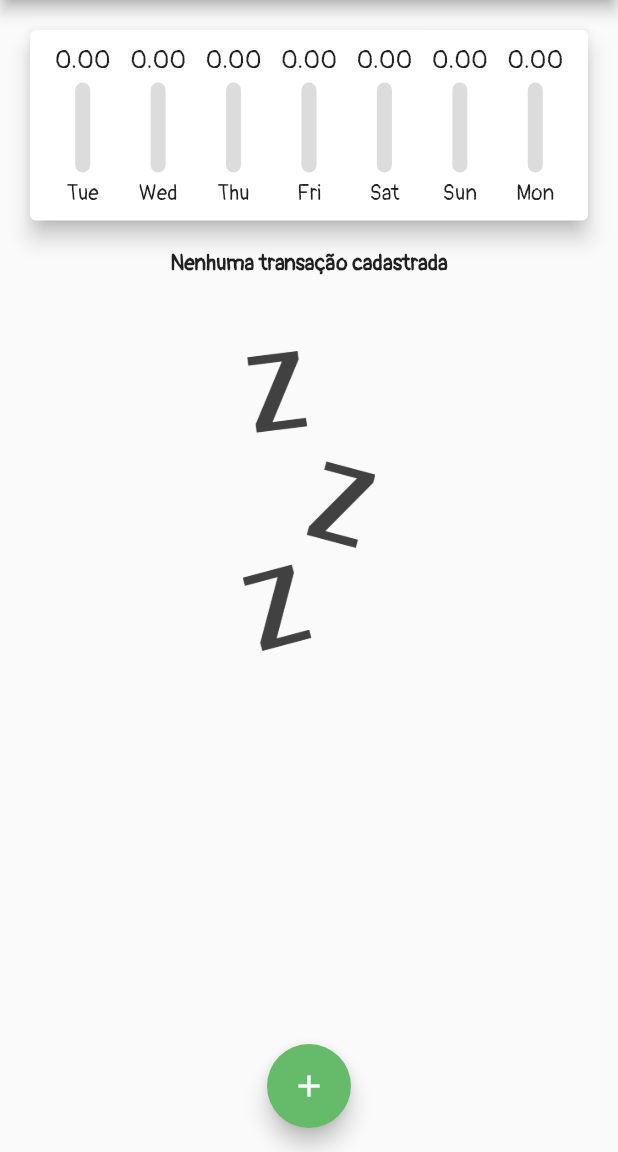
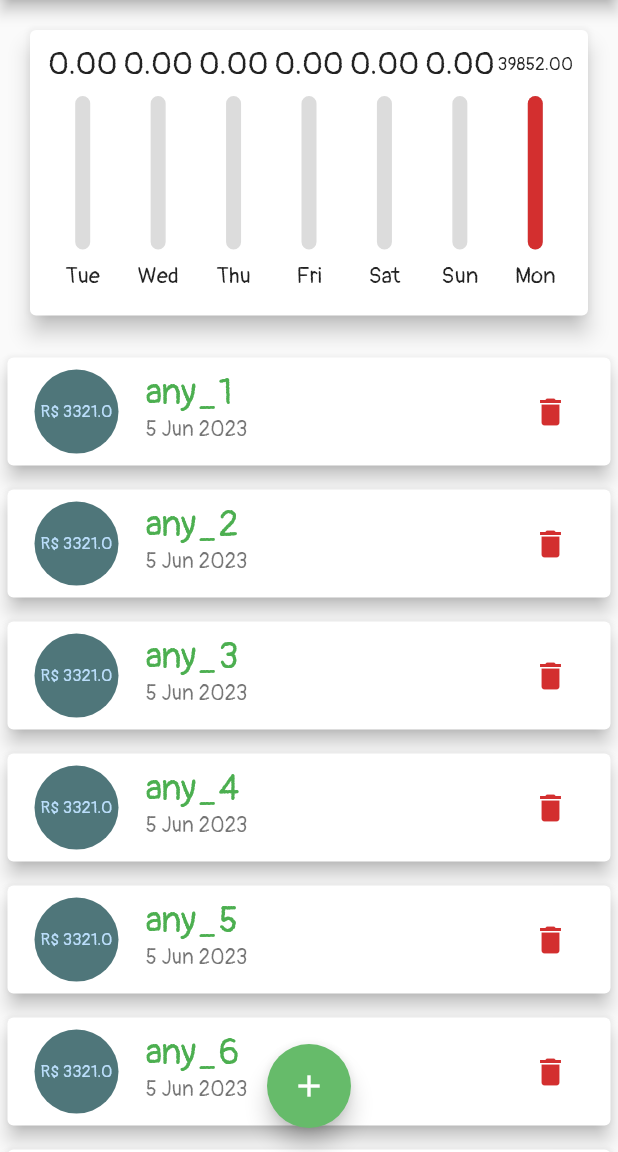
Before and after one commit to AdrianoSantana/flutter-expenses, a Flutter app: the screen it shows after launch, on a phone screen of 412 x 824 dp, the part 84-1236 px from its top. Run offline on Flutter 3.47's test engine with Material 2 defaults, Android fonts, the phone set to English and light mode, and no system bars.

```diff
--- a/lib/components/chart_bar.dart
+++ b/lib/components/chart_bar.dart
@@ -14,19 +14,28 @@ class ChartBar extends StatelessWidget {
 
   @override
   Widget build(BuildContext context) {
+    return LayoutBuilder(builder: (
+      BuildContext context,
+      BoxConstraints constraints,
+    ) {
       return Column(
         children: [
           SizedBox(
-          height: 20,
+            height: constraints.maxHeight * 0.15,
             child: FittedBox(
-            child: Text(value.toStringAsFixed(2)),
+              child: Text(
+                value.toStringAsFixed(2),
+                style: TextStyle(
+                  fontSize: MediaQuery.of(context).textScaleFactor * 20,
                 ),
               ),
-        const SizedBox(
-          height: 5,
+            ),
           ),
           SizedBox(
-          height: 60,
+            height: constraints.maxHeight * 0.05,
+          ),
+          SizedBox(
+            height: constraints.maxHeight * 0.6,
             width: 10,
             child: Stack(
               alignment: Alignment.bottomCenter,
@@ -55,11 +64,20 @@ class ChartBar extends StatelessWidget {
               ],
             ),
           ),
-        const SizedBox(
-          height: 5,
+          SizedBox(
+            height: constraints.maxHeight * 0.05,
           ),
-        Text(label),
+          SizedBox(
+            height: constraints.maxHeight * 0.15,
+            child: Text(
+              label,
+              style: TextStyle(
+                fontSize: MediaQuery.of(context).textScaleFactor * 15,
+              ),
+            ),
+          ),
         ],
       );
+    });
   }
 }
--- a/lib/components/empty-screen.dart
+++ b/lib/components/empty-screen.dart
@@ -10,9 +10,10 @@ class EmptyScreen extends StatelessWidget {
       children: [
         Text(
           message,
-          style: const TextStyle(
+          style: TextStyle(
             fontWeight: FontWeight.bold,
             fontFamily: 'Pangolin',
+            fontSize: MediaQuery.of(context).textScaleFactor * 20,
           ),
         ),
         const SizedBox(
--- a/lib/components/transaction.dart
+++ b/lib/components/transaction.dart
@@ -13,9 +13,7 @@ class TransactionsList extends StatelessWidget {
 
   @override
   Widget build(BuildContext context) {
-    return Container(
-      height: 500,
-      child: transactions.isEmpty
+    return transactions.isEmpty
         ? const EmptyScreen(
             message: 'Nenhuma transação cadastrada',
           )
@@ -36,7 +34,13 @@ class TransactionsList extends StatelessWidget {
                     child: Padding(
                       padding: const EdgeInsets.all(6.0),
                       child: FittedBox(
-                          child: Text('R\$ ${tr.value}'),
+                        child: Text(
+                          'R\$ ${tr.value}',
+                          style: TextStyle(
+                            fontSize:
+                                MediaQuery.of(context).textScaleFactor * 20,
+                          ),
+                        ),
                       ),
                     ),
                   ),
@@ -59,7 +63,6 @@ class TransactionsList extends StatelessWidget {
                 ),
               );
             },
-            ),
           );
   }
 }
--- a/lib/components/transaction_form.dart
+++ b/lib/components/transaction_form.dart
@@ -49,17 +49,22 @@ class _TransactionFormState extends State<TransactionForm> {
           children: [
             TextField(
               controller: _titleController,
-              decoration: const InputDecoration(
-                labelText: 'Título',
-              ),
+              decoration: InputDecoration(
+                  labelText: 'Título',
+                  labelStyle: TextStyle(
+                    fontSize: MediaQuery.of(context).textScaleFactor * 20,
+                  )),
               onSubmitted: (_) => _submitForm(),
             ),
             TextField(
               controller: _valueController,
               keyboardType:
                   const TextInputType.numberWithOptions(decimal: true),
-              decoration: const InputDecoration(
+              decoration: InputDecoration(
                 labelText: 'Valor (R\$)',
+                labelStyle: TextStyle(
+                  fontSize: MediaQuery.of(context).textScaleFactor * 20,
+                ),
               ),
               onSubmitted: (_) => _submitForm(),
             ),
@@ -69,7 +74,11 @@ class _TransactionFormState extends State<TransactionForm> {
                 children: [
                   Expanded(
                     child: Text(
-                        'Data selecionada: ${DateFormat('d MMM y').format(_selectedDate)}'),
+                      'Data selecionada: ${DateFormat('d MMM y').format(_selectedDate)}',
+                      style: TextStyle(
+                        fontSize: MediaQuery.of(context).textScaleFactor * 20,
+                      ),
+                    ),
                   ),
                   TextButton(
                     style: TextButton.styleFrom(
@@ -77,7 +86,12 @@ class _TransactionFormState extends State<TransactionForm> {
                       textStyle: const TextStyle(fontWeight: FontWeight.bold),
                     ),
                     onPressed: _showDatePicker,
-                    child: const Text('Selecionar data'),
+                    child: Text(
+                      'Selecionar data',
+                      style: TextStyle(
+                        fontSize: MediaQuery.of(context).textScaleFactor * 15,
+                      ),
+                    ),
                   ),
                 ],
               ),
@@ -91,11 +105,11 @@ class _TransactionFormState extends State<TransactionForm> {
                     backgroundColor: Theme.of(context).primaryColor,
                   ),
                   onPressed: _submitForm,
-                  child: const Text(
+                  child: Text(
                     'Inserir',
                     style: TextStyle(
                       fontWeight: FontWeight.bold,
-                      fontSize: 18,
+                      fontSize: MediaQuery.of(context).textScaleFactor * 20,
                     ),
                   ),
                 ),
--- a/lib/main.dart
+++ b/lib/main.dart
@@ -31,7 +31,20 @@ class HomePage extends StatefulWidget {
 }
 
 class _HomePageState extends State<HomePage> {
-  List<Transaction> transactions = [];
+  List<Transaction> transactions = [
+    Transaction(id: '123', title: 'any_1', value: 3321, date: DateTime.now()),
+    Transaction(id: '123', title: 'any_2', value: 3321, date: DateTime.now()),
+    Transaction(id: '123', title: 'any_3', value: 3321, date: DateTime.now()),
+    Transaction(id: '123', title: 'any_4', value: 3321, date: DateTime.now()),
+    Transaction(id: '123', title: 'any_5', value: 3321, date: DateTime.now()),
+    Transaction(id: '123', title: 'any_6', value: 3321, date: DateTime.now()),
+    Transaction(id: '123', title: 'any_7', value: 3321, date: DateTime.now()),
+    Transaction(id: '123', title: 'any_8', value: 3321, date: DateTime.now()),
+    Transaction(id: '123', title: 'any_9', value: 3321, date: DateTime.now()),
+    Transaction(id: '123', title: 'any_10', value: 3321, date: DateTime.now()),
+    Transaction(id: '123', title: 'any_11', value: 3321, date: DateTime.now()),
+    Transaction(id: '123', title: 'any_12', value: 3321, date: DateTime.now()),
+  ];
 
   List<Transaction> get _recentTransactions {
     DateTime lastSeventhDay = DateTime.now().subtract(const Duration(days: 7));
@@ -75,13 +88,15 @@ class _HomePageState extends State<HomePage> {
 
   @override
   Widget build(BuildContext context) {
-    return Scaffold(
-      appBar: AppBar(
+    final appBar = AppBar(
       centerTitle: true,
       backgroundColor: Theme.of(context).primaryColor,
-        title: const Text(
+      title: Text(
         'Despesas pessoais',
-          style: TextStyle(fontWeight: FontWeight.bold),
+        style: TextStyle(
+          fontWeight: FontWeight.bold,
+          fontSize: 20 * MediaQuery.of(context).textScaleFactor,
+        ),
       ),
       actions: [
         IconButton(
@@ -89,20 +104,28 @@ class _HomePageState extends State<HomePage> {
           icon: const Icon(Icons.add),
         ),
       ],
-      ),
+    );
+    final availableHeight = MediaQuery.of(context).size.height -
+        appBar.preferredSize.height -
+        MediaQuery.of(context).padding.top;
+
+    return Scaffold(
+      appBar: appBar,
       body: SingleChildScrollView(
         child: Column(
           crossAxisAlignment: CrossAxisAlignment.stretch,
           children: [
-            Chart(recentTransactions: _recentTransactions),
-            Column(
-              children: [
-                TransactionsList(
+            SizedBox(
+              height: availableHeight * 0.3,
+              child: Chart(recentTransactions: _recentTransactions),
+            ),
+            SizedBox(
+              height: availableHeight * 0.7,
+              child: TransactionsList(
                 transactions: transactions,
                 onDelete: _deleteTransaction,
               ),
-              ],
-            )
+            ),
           ],
         ),
       ),
```
Lines whose indentation alone changed are shown as unchanged.
